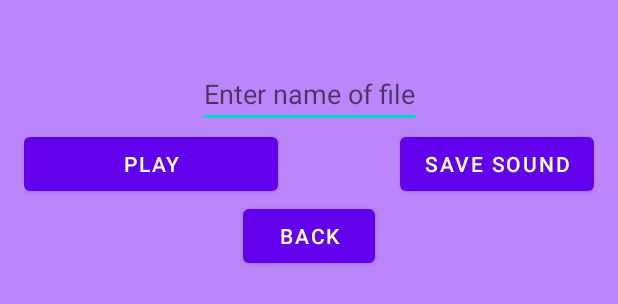
After one commit to TheCatchyName/GyroSound, an Android app: the layout fragment_record_sound.xml on its own in the app's theme, with its tools: preview values and no code run, on a phone screen of 412 x 824 dp. The commit adds this screen. Shown: the top 304 px of the screen. Run offline under Robolectric (Android 15) with nearby library versions, the phone set to English and light mode, and no system bars.

Commit message:
feat(edit): added fragment to playback sound and edit filename

```diff
--- a/app/src/main/java/sg/marcu/gyrosound/MainActivity.kt
+++ b/app/src/main/java/sg/marcu/gyrosound/MainActivity.kt
@@ -106,6 +106,11 @@ class MainActivity : AppCompatActivity(), SensorEventListener, LifecycleOwner {
     override fun onPause() {
         super.onPause()
         sensorManager.unregisterListener(this)
+    }
+
+    override fun onStop(){
+        super.onStop()
+        viewModel.updateData()
 
     }
 
--- /dev/null
+++ b/app/src/main/res/layout/fragment_record_sound.xml
@@ -0,0 +1,50 @@
+<?xml version="1.0" encoding="utf-8"?>
+<androidx.constraintlayout.widget.ConstraintLayout xmlns:android="http://schemas.android.com/apk/res/android"
+    xmlns:app="http://schemas.android.com/apk/res-auto"
+    xmlns:tools="http://schemas.android.com/tools"
+    android:id="@+id/record_fragment"
+    android:name="RecordSound"
+    android:layout_width="match_parent"
+    android:layout_height="match_parent"
+    android:background="@color/purple_200"
+    android:padding="16dp">
+
+    <EditText
+        android:id="@+id/edit_filename"
+        android:layout_width="wrap_content"
+        android:layout_height="wrap_content"
+        android:layout_marginTop="24dp"
+        android:hint="Enter name of file"
+        app:layout_constraintEnd_toEndOf="parent"
+        app:layout_constraintHorizontal_bias="0.5"
+        app:layout_constraintStart_toStartOf="parent"
+        app:layout_constraintTop_toTopOf="parent" />
+
+    <Button
+        android:id="@+id/play_button"
+        android:name="microphone"
+        android:layout_width="169dp"
+        android:layout_height="48dp"
+        android:tag="0"
+        android:text="Play"
+        app:layout_constraintStart_toStartOf="parent"
+        app:layout_constraintTop_toBottomOf="@+id/edit_filename" />
+
+    <Button
+        android:id="@+id/save_button"
+        android:layout_width="wrap_content"
+        android:layout_height="wrap_content"
+        android:text="Save Sound"
+        app:layout_constraintEnd_toEndOf="parent"
+        app:layout_constraintTop_toBottomOf="@+id/edit_filename" />
+
+    <Button
+        android:id="@+id/cancel_button"
+        android:layout_width="wrap_content"
+        android:layout_height="wrap_content"
+        android:text="Back"
+        app:layout_constraintEnd_toEndOf="parent"
+        app:layout_constraintStart_toStartOf="parent"
+        app:layout_constraintTop_toBottomOf="@+id/play_button" />
+
+</androidx.constraintlayout.widget.ConstraintLayout>
```
Also changed, not shown: app/src/main/java/sg/marcu/gyrosound/DataRepository.kt (+24 -0 lines), app/src/main/java/sg/marcu/gyrosound/EditKeyFragment.kt (+12 -1 lines), app/src/main/java/sg/marcu/gyrosound/EditSound.kt (+17 -3 lines), app/src/main/java/sg/marcu/gyrosound/MainActivityViewModel.kt (+46 -3 lines), app/src/main/java/sg/marcu/gyrosound/RecordSound.kt (added, +133 -0 lines), app/src/main/res/layout/fragment_edit_key.xml (+8 -0 lines), app/src/main/res/values/style.xml (added, +11 -0 lines).
